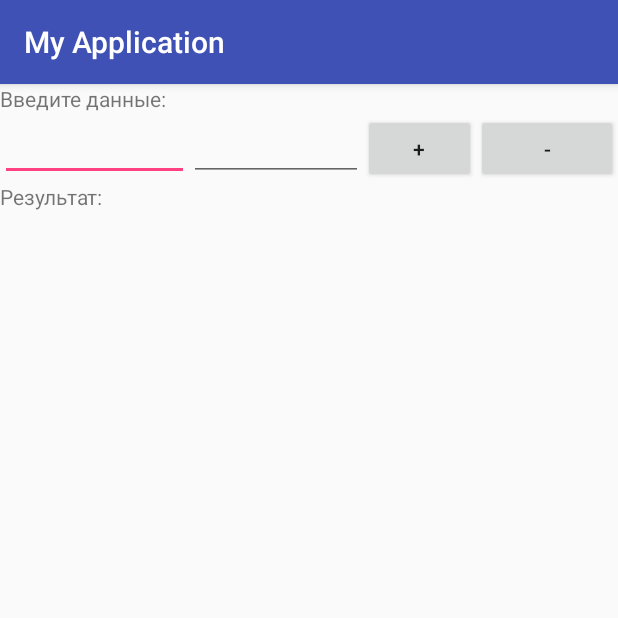
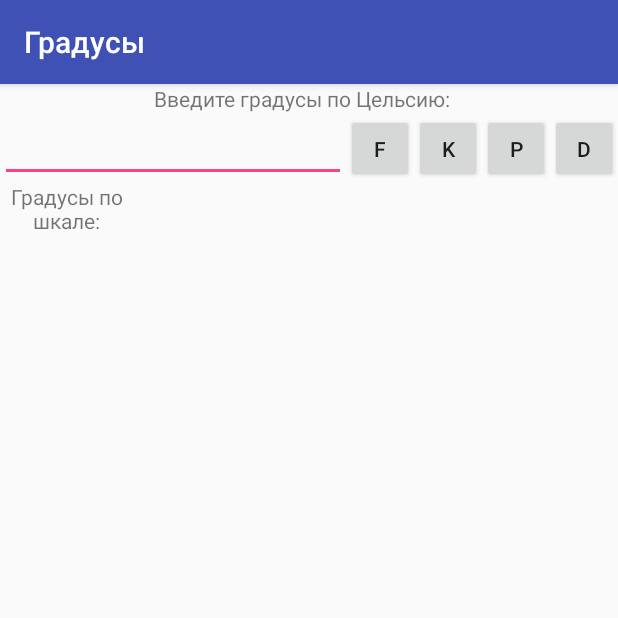
Before and after one commit to GreyMag2141/Android1, an Android app: the screen it shows after launch (MainActivity), on a phone screen of 412 x 824 dp, the top half of it. Run offline under Robolectric (Android 15) with nearby library versions, the phone set to English and light mode, and no system bars.

Commit message:
Градусы

```diff
--- a/app/src/main/AndroidManifest.xml
+++ b/app/src/main/AndroidManifest.xml
@@ -5,7 +5,7 @@
     <application
         android:allowBackup="true"
         android:icon="@mipmap/ic_launcher"
-        android:label="@string/app_name"
+        android:label="Градусы"
         android:roundIcon="@mipmap/ic_launcher_round"
         android:supportsRtl="true"
         android:theme="@style/AppTheme">
--- a/app/src/main/java/ru/myfirstapp/myapplication/MainActivity.java
+++ b/app/src/main/java/ru/myfirstapp/myapplication/MainActivity.java
@@ -1,19 +1,20 @@
 package ru.myfirstapp.myapplication;
 
-import android.graphics.Color;
+
 import android.support.v7.app.AppCompatActivity;
 import android.os.Bundle;
 import android.view.View;
-import android.view.View.OnClickListener;
 import android.widget.Button;
 import android.widget.TextView;
 import android.widget.EditText;
 
 public class MainActivity extends AppCompatActivity implements View.OnClickListener {
     EditText input1;
-    EditText input2;
+//    EditText input2;
     Button button1;
     Button button2;
+    Button button3;
+    Button button4;
     TextView output;
     private boolean p;
 
@@ -22,33 +23,37 @@ public class MainActivity extends AppCompatActivity implements View.OnClickListe
         super.onCreate(savedInstanceState);
         setContentView(R.layout.activity_main);
 
-        input1 =  findViewById(R.id.input1);
-        input2 =  findViewById(R.id.input2);
-        output =  findViewById(R.id.output);
-        button1 =  findViewById(R.id.button1);
-        button2 =  findViewById(R.id.button2);
+        input1 = findViewById(R.id.input1);
+//        input2 = findViewById(R.id.input2);
+        output = findViewById(R.id.output);
+        button1 = findViewById(R.id.button1);
+        button2 = findViewById(R.id.button2);
+        button3 = findViewById(R.id.button3);
+        button4 = findViewById(R.id.button4);
         button1.setOnClickListener(this);
         button2.setOnClickListener(this);
-
-
+        button3.setOnClickListener(this);
+        button4.setOnClickListener(this);
     }
 
     @Override
     public void onClick(View v) {
+        String s1 = input1.getText().toString();
+//        String s2 = input2.getText().toString();
+        double x1 = Integer.parseInt(s1);
+//        int x2 = Integer.parseInt(s2);
         switch (v.getId()){
             case R.id.button1:
-        String s1 = input1.getText().toString();
-        String s2 = input2.getText().toString();
-        int x1 = Integer.parseInt(s1);
-        int x2 = Integer.parseInt(s2);
-        output.setText(String.valueOf(x1+x2));
+        output.setText(String.valueOf(x1*1.8+32));
                 break;
             case R.id.button2:
-                String s3 = input1.getText().toString();
-                String s4 = input2.getText().toString();
-                int y1 = Integer.parseInt(s3);
-                int y2 = Integer.parseInt(s4);
-                output.setText(String.valueOf(y1-y2));
+               output.setText(String.valueOf(x1+273.15));
+               break;
+            case R.id.button3:
+                output.setText(String.valueOf(x1*0.8));
+                break;
+            case R.id.button4:
+                output.setText(String.valueOf((100-x1)*1.5));
                 break;
         }
     }
--- a/app/src/main/res/layout/activity_main.xml
+++ b/app/src/main/res/layout/activity_main.xml
@@ -9,62 +9,78 @@
     tools:context="ru.myfirstapp.myapplication.MainActivity">
 
     <TextView
-        android:layout_width="wrap_content"
+        android:layout_width="403dp"
         android:layout_height="wrap_content"
-        android:text="Введите данные:"
+        android:gravity="center_horizontal"
+        android:text="Введите градусы по Цельсию:"
         app:layout_constraintBottom_toBottomOf="parent"
         app:layout_constraintLeft_toLeftOf="parent"
         app:layout_constraintRight_toRightOf="parent"
         app:layout_constraintTop_toTopOf="parent" />
 
     <LinearLayout
-        android:orientation="horizontal"
         android:layout_width="match_parent"
-        android:layout_height="wrap_content">
+        android:layout_height="wrap_content"
+        android:orientation="horizontal">
 
 
         <EditText
             android:id="@+id/input1"
-            android:layout_width="89dp"
-            android:layout_height="wrap_content"
+            android:layout_width="159dp"
+            android:layout_height="match_parent"
             android:layout_weight="1"
             android:ems="10"
             android:inputType="number" />
 
-        <EditText
-            android:id="@+id/input2"
-            android:layout_width="79dp"
-            android:layout_height="wrap_content"
-            android:layout_weight="1"
-            android:ems="10"
-            android:inputType="number" />
+        <!--<EditText-->
+            <!--android:id="@+id/input2"-->
+            <!--android:layout_width="79dp"-->
+            <!--android:layout_height="wrap_content"-->
+            <!--android:layout_weight="1"-->
+            <!--android:ems="10"-->
+            <!--android:inputType="number" />-->
 
         <Button
             android:id="@+id/button1"
-            android:layout_width="75dp"
+            android:layout_width="45dp"
             android:layout_height="46dp"
 
-            android:text="+" />
+            android:text="F" />
 
         <Button
             android:id="@+id/button2"
-            android:layout_width="57dp"
+            android:layout_width="45dp"
             android:layout_height="46dp"
-            android:layout_weight="1"
 
-            android:text="-" />
+            android:text="K" />
+        <Button
+            android:id="@+id/button3"
+            android:layout_width="45dp"
+            android:layout_height="46dp"
+
+            android:text="P" />
+        <Button
+            android:id="@+id/button4"
+            android:layout_width="45dp"
+            android:layout_height="46dp"
+
+            android:text="D" />
+
 
     </LinearLayout>
 
     <TextView
-        android:layout_width="match_parent"
+        android:layout_width="88dp"
         android:layout_height="wrap_content"
-        android:text="Результат:" />
+        android:gravity="center_horizontal"
+        android:text="Градусы по шкале:" />
+
 
     <TextView
         android:id="@+id/output"
-        android:layout_width="367dp"
-        android:layout_height="41dp" />
+        android:layout_width="72dp"
+        android:layout_height="41dp"
+        android:gravity="center_horizontal" />
 
 
 </LinearLayout>
```
